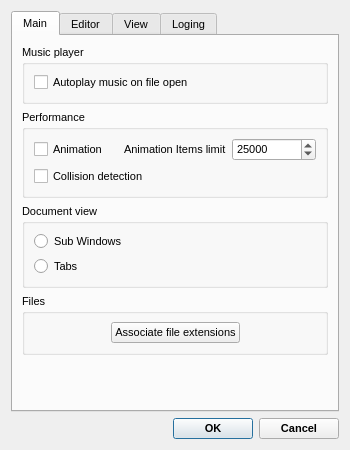
Before: the Qt Designer form Editor/main_window/tools/app_settings.ui in WohlSoft/Moondust-Project, drawn with Qt 5.
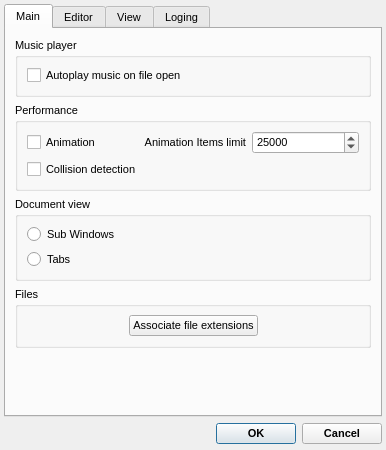
After: the same form once the commit is applied. Icons and pictures are not drawn.

```diff
--- a/Editor/main_window/tools/app_settings.ui
+++ b/Editor/main_window/tools/app_settings.ui
@@ -6,13 +6,13 @@
    <rect>
     <x>0</x>
     <y>0</y>
-    <width>350</width>
+    <width>386</width>
     <height>450</height>
    </rect>
   </property>
   <property name="minimumSize">
    <size>
-    <width>350</width>
+    <width>386</width>
     <height>450</height>
    </size>
   </property>
@@ -32,6 +32,18 @@
     <normaloff>:/images/cat_builder/cat_builder_48.png</normaloff>:/images/cat_builder/cat_builder_48.png</iconset>
   </property>
   <layout class="QGridLayout" name="gridLayout">
+   <property name="leftMargin">
+    <number>4</number>
+   </property>
+   <property name="topMargin">
+    <number>4</number>
+   </property>
+   <property name="rightMargin">
+    <number>4</number>
+   </property>
+   <property name="bottomMargin">
+    <number>6</number>
+   </property>
    <item row="0" column="0">
     <widget class="QTabWidget" name="mainSettings">
      <property name="font">
@@ -129,6 +141,9 @@
             <property name="text">
              <string>Animation Items limit</string>
             </property>
+            <property name="alignment">
+             <set>Qt::AlignRight|Qt::AlignTrailing|Qt::AlignVCenter</set>
+            </property>
            </widget>
           </item>
           <item row="1" column="0" colspan="2">
```
